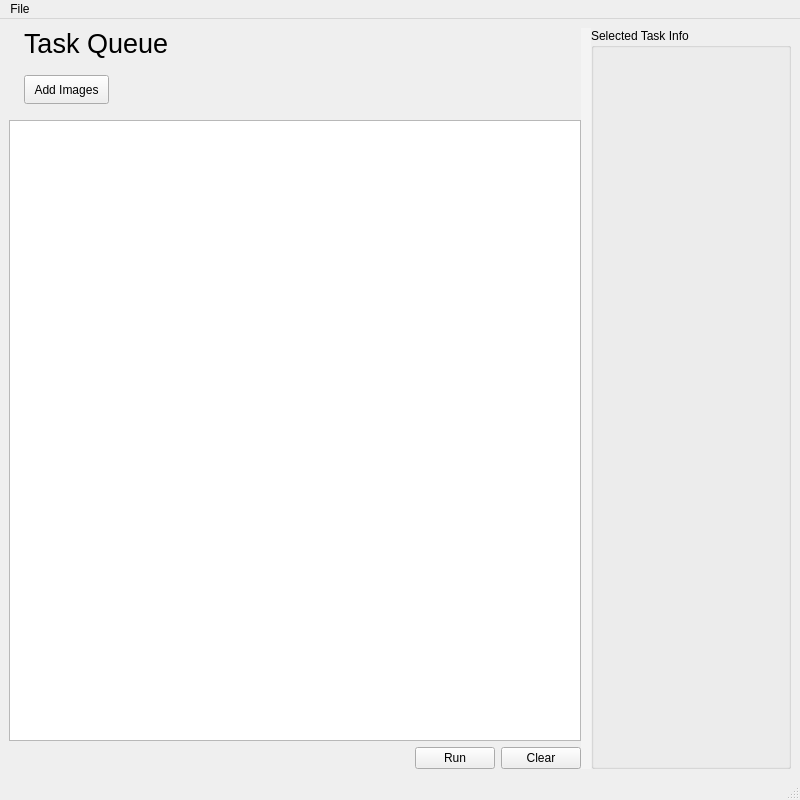
This is geometrize/dialog/taskqueuewindow.ui in Tw1ddle/geometrize as Qt 5 draws it before an edit. The edited form follows.
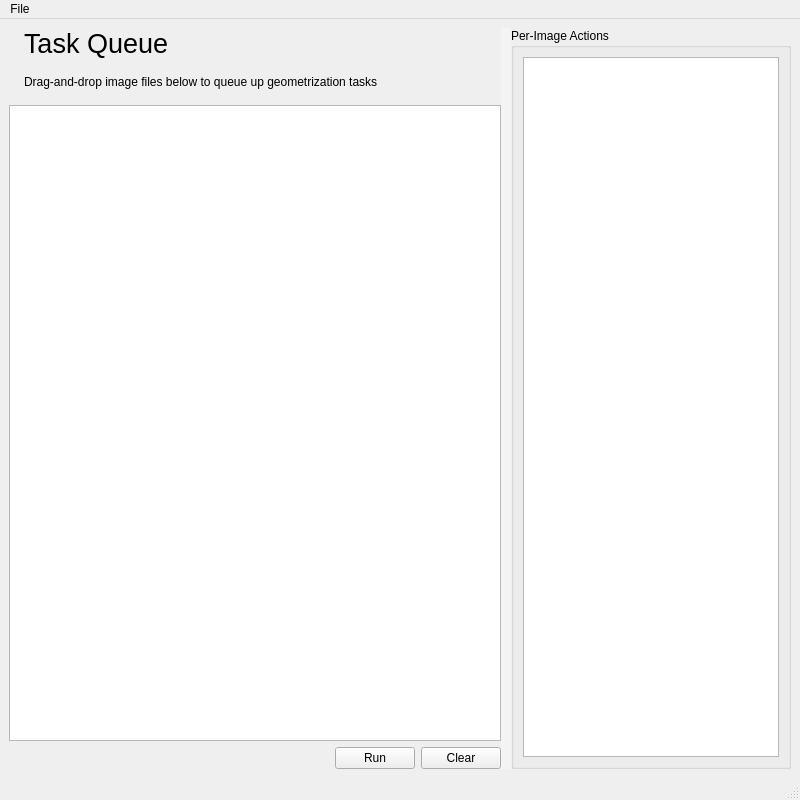
This is the edited form. Icons and pictures are not drawn.

Commit message: More work on task queue widget

Patch:
```diff
--- a/geometrize/dialog/taskqueuewindow.ui
+++ b/geometrize/dialog/taskqueuewindow.ui
@@ -140,22 +140,6 @@
             </property>
            </widget>
           </item>
-          <item>
-           <spacer name="horizontalSpacer_4">
-            <property name="orientation">
-             <enum>Qt::Horizontal</enum>
-            </property>
-            <property name="sizeType">
-             <enum>QSizePolicy::Fixed</enum>
-            </property>
-            <property name="sizeHint" stdset="0">
-             <size>
-              <width>20</width>
-              <height>20</height>
-             </size>
-            </property>
-           </spacer>
-          </item>
           <item>
            <spacer name="horizontalSpacer">
             <property name="orientation">
@@ -191,34 +175,9 @@
              <number>10</number>
             </property>
             <item>
-             <widget class="QToolButton" name="addImagesButton">
-              <property name="sizePolicy">
-               <sizepolicy hsizetype="Fixed" vsizetype="Fixed">
-                <horstretch>0</horstretch>
-                <verstretch>0</verstretch>
-               </sizepolicy>
-              </property>
-              <property name="styleSheet">
-               <string notr="true">padding: 5px;</string>
-              </property>
+             <widget class="QLabel" name="label">
               <property name="text">
-               <string extracomment="Text on a button that opens an image selection dialog when it is pressed">Add Images</string>
-              </property>
-              <property name="icon">
-               <iconset resource="../../resources/icons.qrc">
-                <normaloff>:/icons/folder_image.png</normaloff>:/icons/folder_image.png</iconset>
-              </property>
-              <property name="iconSize">
-               <size>
-                <width>32</width>
-                <height>32</height>
-               </size>
-              </property>
-              <property name="toolButtonStyle">
-               <enum>Qt::ToolButtonTextBesideIcon</enum>
-              </property>
-              <property name="arrowType">
-               <enum>Qt::NoArrow</enum>
+               <string>Drag-and-drop image files below to queue up geometrization tasks</string>
               </property>
              </widget>
             </item>
@@ -277,8 +236,13 @@
         <item>
          <widget class="QGroupBox" name="actionGroupBox">
           <property name="title">
-           <string>Selected Task Info</string>
+           <string>Per-Image Actions</string>
           </property>
+          <layout class="QVBoxLayout" name="verticalLayout_6">
+           <item>
+            <widget class="QTextBrowser" name="textBrowser"/>
+           </item>
+          </layout>
          </widget>
         </item>
        </layout>
```
Left out of the diff: 1 changed line with no effect on the pictures. The commit also changes 12 other files.
